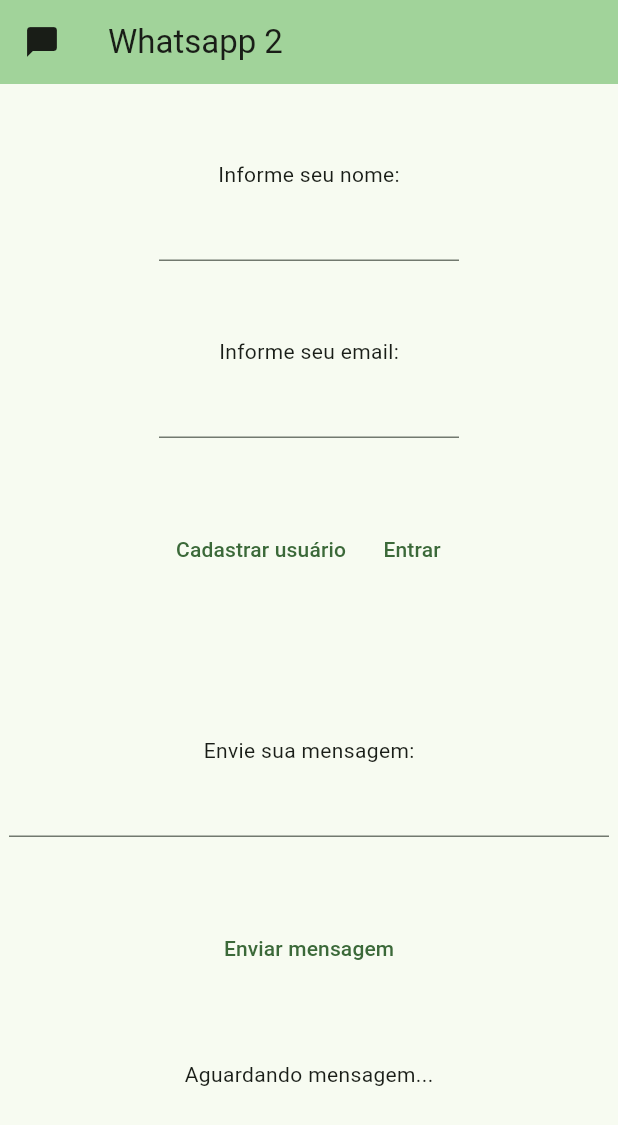
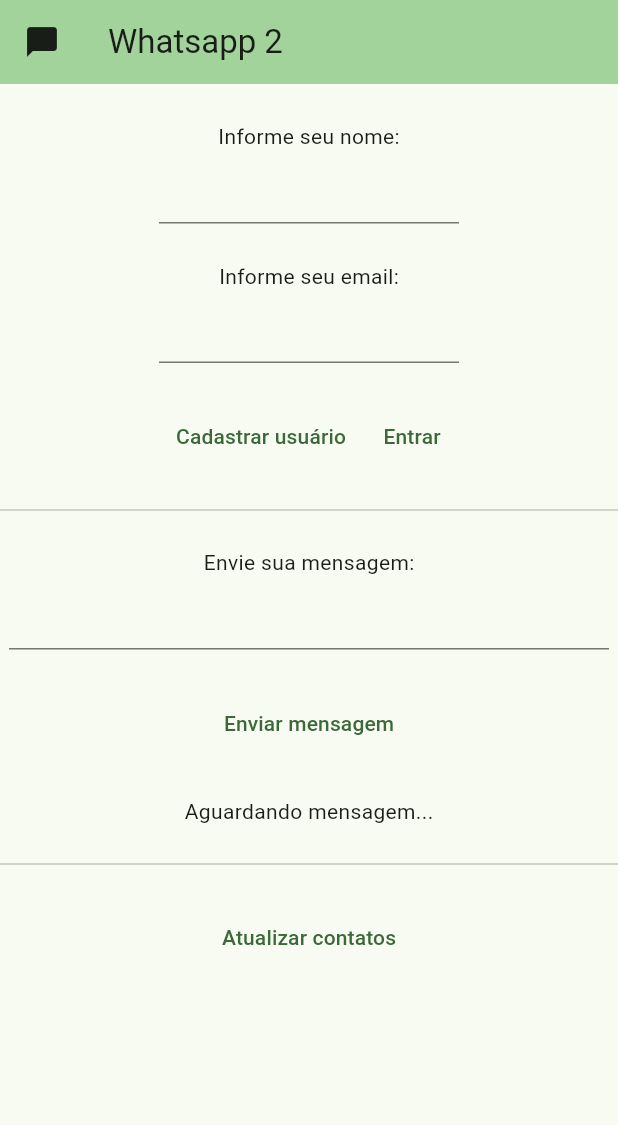
Before and after one commit to joseembs/Chat_front-end_Redes, a Flutter app: the screen it shows after launch, on a phone screen of 412 x 824 dp. Shown: the top 1125 px of the screen. Run offline on Flutter 3.47's test engine with Material 3 defaults, Android fonts, the phone set to English and light mode, and no system bars.

Commit message:
Add lista de contatos

```diff
--- a/lib/main.dart
+++ b/lib/main.dart
@@ -49,6 +49,8 @@
   String rcv = "Aguardando mensagem...";
   String userCheck = "Entrar";
 
+  List<Widget> chatList = [];
+
   void _setNome(userNome) {
     setState(() {
       nome = userNome;
@@ -78,14 +80,18 @@
         title: Text(widget.title),
         leading: Icon(Icons.messenger),
       ),
-      body: Center(
-        child: Column(
-          children: [
-            SizedBox(height: 50),
-            _Login(),
-            SizedBox(height: 100),
-            _buildChat(),
-          ],
+      body: SingleChildScrollView(
+        child: Center(
+          child: Column(
+            children: [
+              SizedBox(height: 25),
+              _Login(),
+              Divider(height: 50),
+              _buildChat(),
+              Divider(height: 50),
+              _contactList(),
+            ],
+          ),
         ),
       ),
     );
@@ -106,7 +112,7 @@
             },
           ),
         ),
-        SizedBox(height: 50),
+        SizedBox(height: 25),
         Text(
           'Informe seu email:',
         ),
@@ -118,26 +124,25 @@
             },
           ),
         ),
-        SizedBox(height: 50),
+        SizedBox(height: 25),
         Row(
           mainAxisAlignment: MainAxisAlignment.center,
           children: [
             TextButton(
                 onPressed: () async {
-                  url =
-                      'http://127.0.0.1:5000/api?pedido=cadastro&email='+email;
+                  url = 'http://127.0.0.1:5000/api?pedido=cadastro&email=' +
+                      email;
                   print(url);
 
                   info = await GetData(url);
                   print(info);
 
                   // var responseInfo = jsonDecode(info);
-
                 },
                 child: Text("Cadastrar usuário")),
             TextButton(
                 onPressed: () async {
-                  url = 'http://127.0.0.1:5000/api?pedido=login&email='+email;
+                  url = 'http://127.0.0.1:5000/api?pedido=login&email=' + email;
                   print(url);
 
                   info = await GetData(url);
@@ -146,7 +151,7 @@
                   var responseInfo = jsonDecode(info);
 
                   setState(() {
-                    if(responseInfo['cadastrado'] == true){
+                    if (responseInfo['cadastrado'] == true) {
                       userCheck = "Usuário encontrado";
                       print("foi");
                     } else {
@@ -174,10 +179,13 @@
             },
           ),
         ),
-        SizedBox(height: 50),
+        SizedBox(height: 25),
         TextButton(
             onPressed: () async {
-              url = 'http://127.0.0.1:5000/api?pedido=sendMsg&email=' + email + '&mensagem=' + msg;
+              url = 'http://127.0.0.1:5000/api?pedido=sendMsg&email=' +
+                  email +
+                  '&mensagem=' +
+                  msg;
               print(url);
 
               info = await GetData(url);
@@ -192,15 +200,58 @@
               print('enviou');
             },
             child: Text("Enviar mensagem")),
-        SizedBox(height: 50),
+        SizedBox(height: 25),
         Text(rcv),
       ],
     );
   }
 
-  // Widget _getChats() {
-  //   return SizedBox();
-  // }
+  Widget _contactList() {
+    return Column(
+      children: [
+        TextButton(
+            onPressed: () async {
+              url = 'http://127.0.0.1:5000/api?pedido=atualizar';
+              print(url);
+
+              info = await GetData(url);
+              print(info);
+
+              var decodedInfo = jsonDecode(info);
+
+              chatList = [];
+
+              for (email in decodedInfo['allUsers']) {
+                setState(() {
+                  chatList.add(Padding(
+                    child: TextButton(
+                      style: TextButton.styleFrom(
+                        minimumSize: Size(170, 55),
+                        backgroundColor: Colors.white,
+                        shape: RoundedRectangleBorder(
+                          borderRadius: BorderRadius.circular(12.5),
+                          side: BorderSide(color:Colors.black54, width: 2),
+                        ),
+
+                      ),
+                      onPressed: () {
+                        return;
+                      },
+                      child: Text(email),
+                    ),
+                    padding: EdgeInsets.only(bottom: 10),
+                  ));
+                });
+              }
+            },
+            child: Text("Atualizar contatos")),
+        SizedBox(height: 25),
+        Column(
+          children: chatList,
+        ),
+      ],
+    );
+  }
 
   // _getResponseJson(String urlIn) async {
   //   info = await GetData(url);
```
